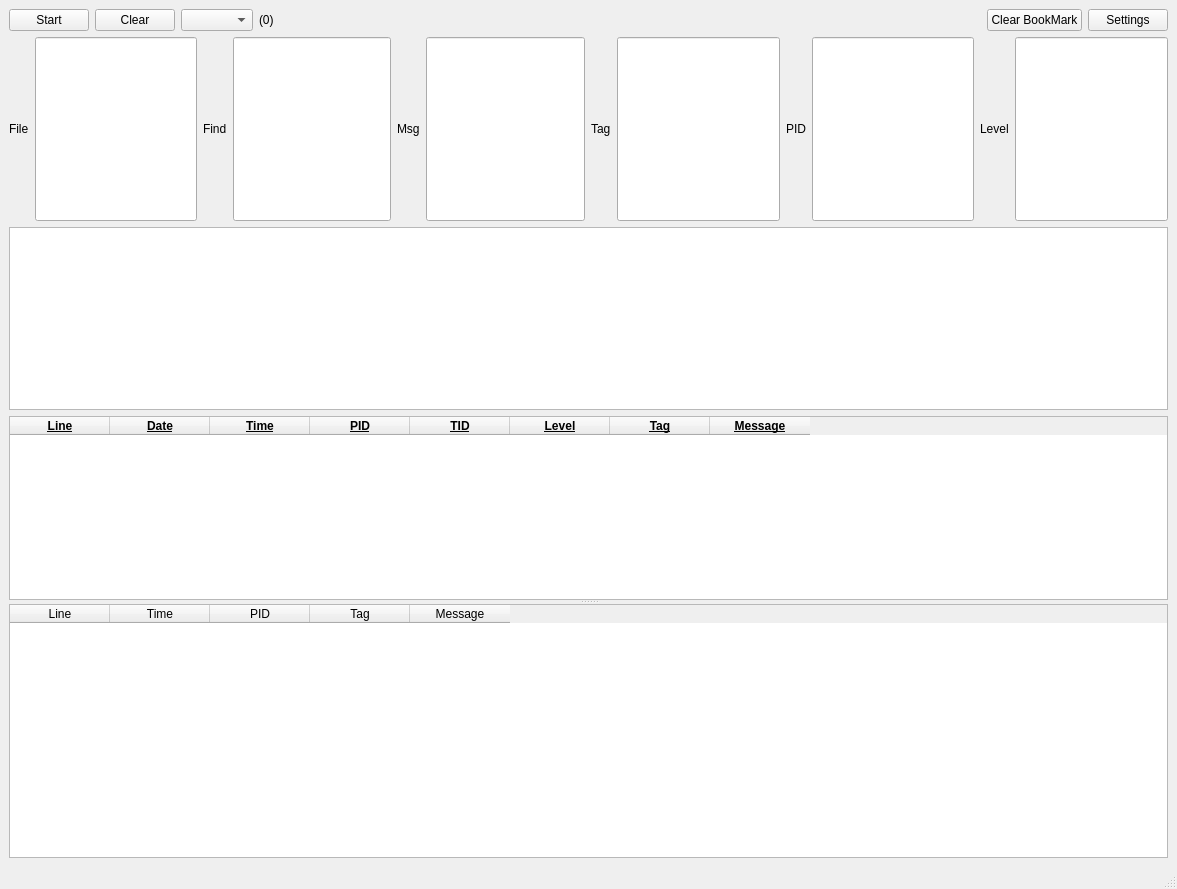
First picture: the form in mainwindow.ui, repository truongnguyen4/tool-log, before the edit.
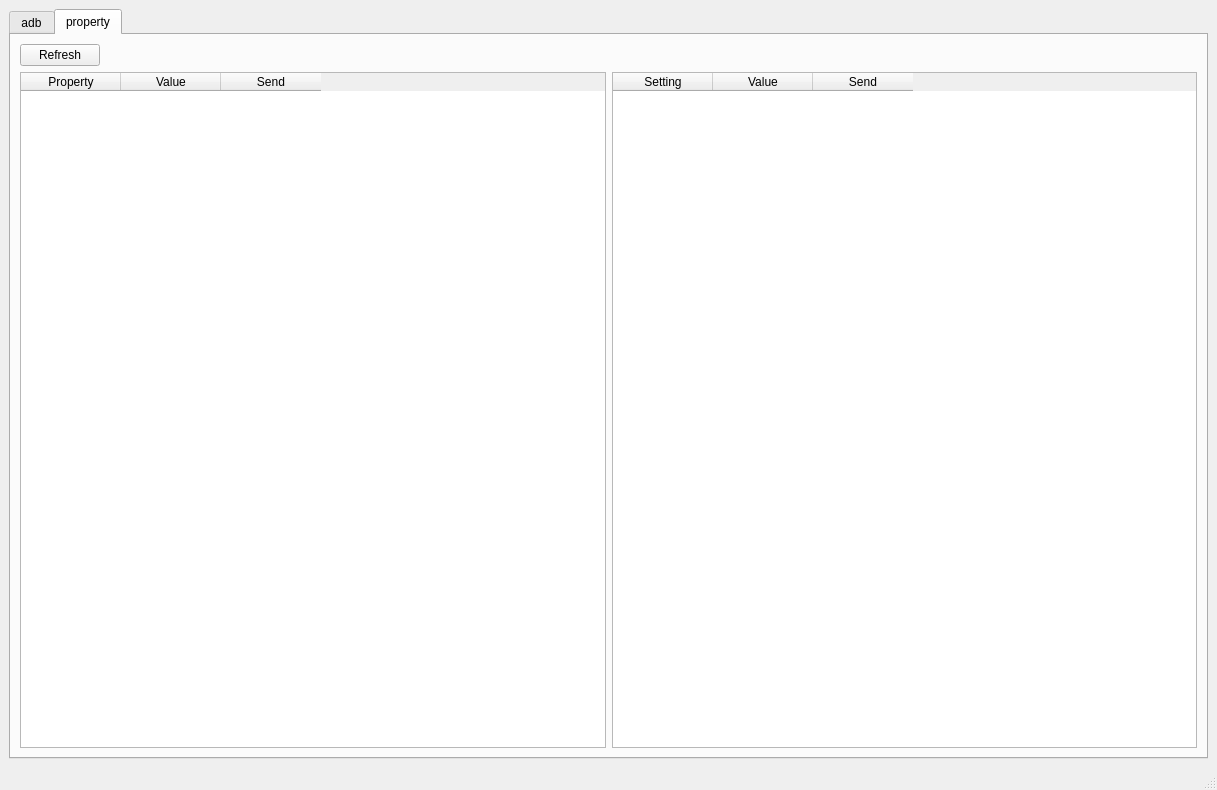
Second picture: the form after the edit.

Commit message: Implement set or get setting and property

Patch:
```diff
--- a/mainwindow.ui
+++ b/mainwindow.ui
@@ -6,14 +6,30 @@
    <rect>
     <x>0</x>
     <y>0</y>
-    <width>1177</width>
-    <height>889</height>
+    <width>1217</width>
+    <height>790</height>
    </rect>
   </property>
+  <property name="sizePolicy">
+   <sizepolicy hsizetype="Maximum" vsizetype="Maximum">
+    <horstretch>0</horstretch>
+    <verstretch>0</verstretch>
+   </sizepolicy>
+  </property>
   <property name="windowTitle">
    <string>ToolLog</string>
   </property>
   <widget class="QWidget" name="centralwidget">
+   <layout class="QVBoxLayout" name="verticalLayout_3">
+    <item>
+     <widget class="QTabWidget" name="tabWidget">
+      <property name="currentIndex">
+       <number>1</number>
+      </property>
+      <widget class="QWidget" name="pg_adb">
+       <attribute name="title">
+        <string>adb</string>
+       </attribute>
    <layout class="QVBoxLayout" name="verticalLayout_2">
     <item>
      <widget class="QSplitter" name="splitter">
@@ -464,6 +480,87 @@
     </item>
    </layout>
   </widget>
+      <widget class="QWidget" name="pg_property">
+       <attribute name="title">
+        <string>property</string>
+       </attribute>
+       <layout class="QVBoxLayout" name="verticalLayout_5">
+        <item>
+         <layout class="QVBoxLayout" name="verticalLayout_4">
+          <item>
+           <layout class="QHBoxLayout" name="horizontalLayout_9">
+            <item>
+             <widget class="QPushButton" name="refresh">
+              <property name="text">
+               <string>Refresh</string>
+              </property>
+             </widget>
+            </item>
+            <item>
+             <spacer name="horizontalSpacer_2">
+              <property name="orientation">
+               <enum>Qt::Orientation::Horizontal</enum>
+              </property>
+              <property name="sizeHint" stdset="0">
+               <size>
+                <width>40</width>
+                <height>20</height>
+               </size>
+              </property>
+             </spacer>
+            </item>
+           </layout>
+          </item>
+          <item>
+           <layout class="QHBoxLayout" name="horizontalLayout_7">
+            <item>
+             <widget class="QTableWidget" name="table_property">
+              <column>
+               <property name="text">
+                <string>Property</string>
+               </property>
+              </column>
+              <column>
+               <property name="text">
+                <string>Value</string>
+               </property>
+              </column>
+              <column>
+               <property name="text">
+                <string>Send</string>
+               </property>
+              </column>
+             </widget>
+            </item>
+            <item>
+             <widget class="QTableWidget" name="table_setting">
+              <column>
+               <property name="text">
+                <string>Setting</string>
+               </property>
+              </column>
+              <column>
+               <property name="text">
+                <string>Value</string>
+               </property>
+              </column>
+              <column>
+               <property name="text">
+                <string>Send</string>
+               </property>
+              </column>
+             </widget>
+            </item>
+           </layout>
+          </item>
+         </layout>
+        </item>
+       </layout>
+      </widget>
+     </widget>
+    </item>
+   </layout>
+  </widget>
   <widget class="QMenuBar" name="menubar">
    <property name="geometry">
     <rect>
```
Left out of the diff: 4 changed lines with no effect on the pictures. Lines whose indentation alone changed are shown as unchanged. The commit also changes 12 other files.
